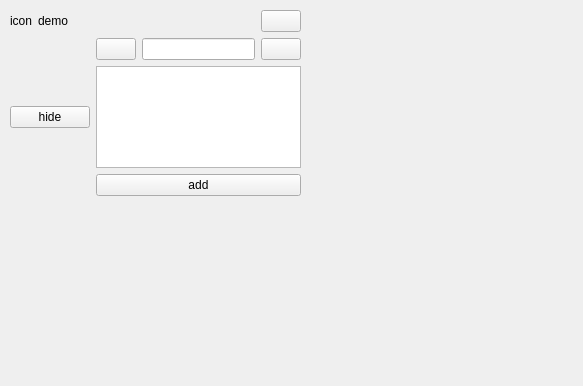
JoeEmp/AirMemo, file UI/demo.ui: the form before one commit.
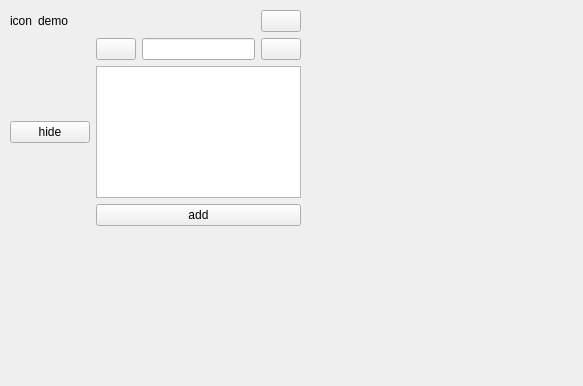
The form after the commit. Icons and pictures are not drawn.

```diff
--- a/UI/demo.ui
+++ b/UI/demo.ui
@@ -36,7 +36,7 @@
       <x>10</x>
       <y>10</y>
       <width>291</width>
-      <height>186</height>
+      <height>216</height>
      </rect>
     </property>
     <layout class="QVBoxLayout" name="rootLayout">
```
Left out of the diff: 5 changed lines with no effect on the pictures.
